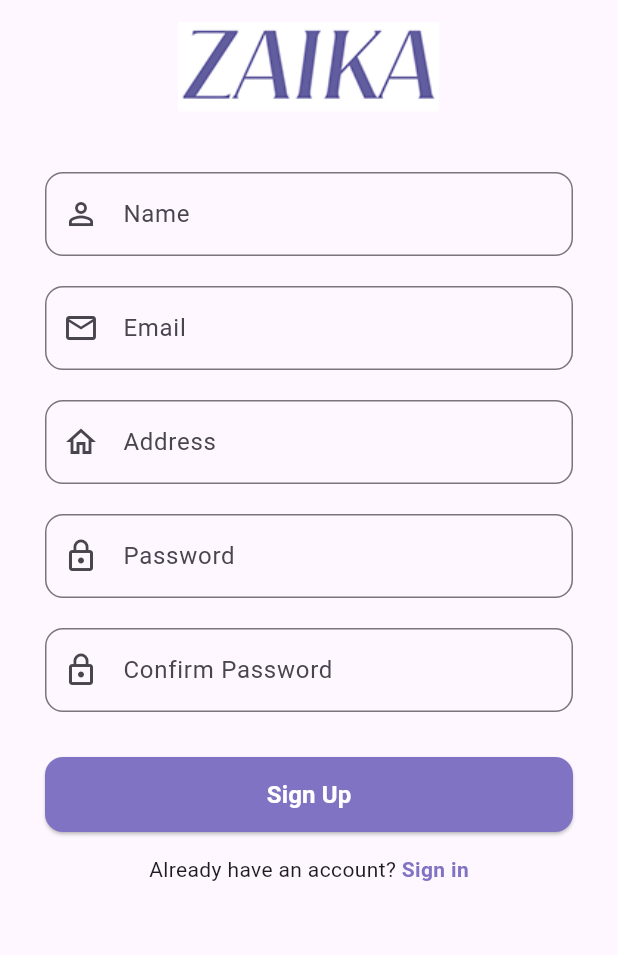
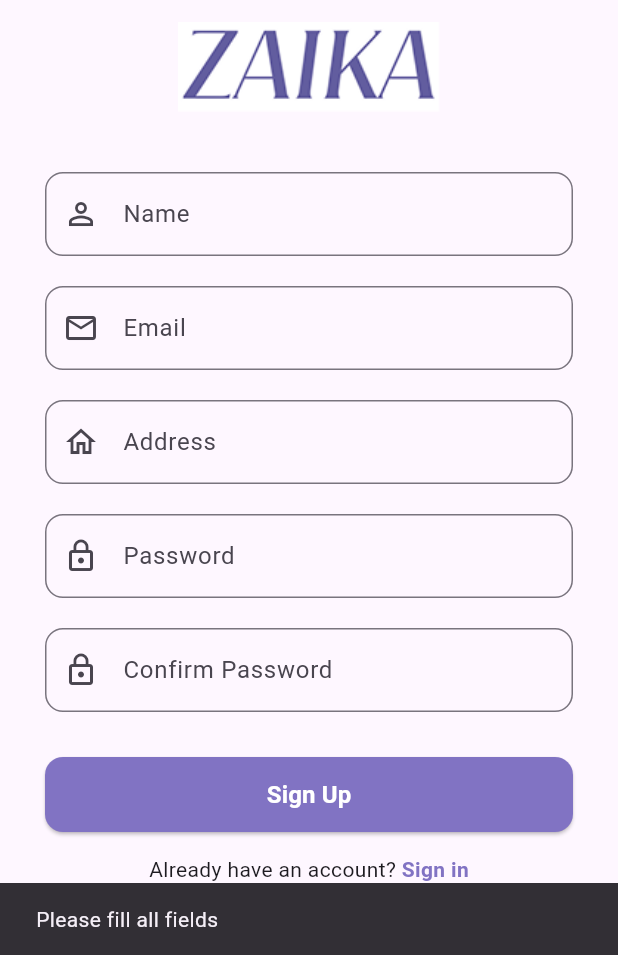
Before and after one commit to lifewalker16/Zaika, a Flutter app: the UserSignUpPage screen opened directly, after a tap on "Sign Up", on a phone screen of 412 x 824 dp, the part 281-1236 px from its top. Run offline on Flutter 3.47's test engine with Material 3 defaults, Android fonts, the phone set to English and light mode, and no system bars; our stand-ins replace cloud_firestore, firebase_auth, firebase_core; accounts and stored records are empty.

Commit message:
authentication done and dashboard

```diff
--- a/lib/components/user_signup_page.dart
+++ b/lib/components/user_signup_page.dart
@@ -1,9 +1,124 @@
 import 'package:flutter/material.dart';
+import 'package:firebase_auth/firebase_auth.dart';
+import 'package:cloud_firestore/cloud_firestore.dart';
 import 'choose_user_widget.dart';
 import 'user_signin_page.dart';
 
-class UserSignUpPage extends StatelessWidget {
+class UserSignUpPage extends StatefulWidget {
   const UserSignUpPage({super.key});
+
+  @override
+  State<UserSignUpPage> createState() => _UserSignUpPageState();
+}
+
+class _UserSignUpPageState extends State<UserSignUpPage> {
+  // Controllers
+  final TextEditingController _nameController = TextEditingController();
+  final TextEditingController _emailController = TextEditingController();
+  final TextEditingController _addressController = TextEditingController();
+  final TextEditingController _passwordController = TextEditingController();
+  final TextEditingController _confirmPasswordController =
+      TextEditingController();
+
+  bool _isLoading = false;
+
+  // Helper to build text fields
+  Widget _buildTextField(
+    TextEditingController controller,
+    String hint, {
+    IconData? icon,
+    bool obscureText = false,
+    TextInputType keyboardType = TextInputType.text,
+  }) {
+    return TextField(
+      controller: controller,
+      obscureText: obscureText,
+      keyboardType: keyboardType,
+      decoration: InputDecoration(
+        prefixIcon: icon != null ? Icon(icon) : null,
+        hintText: hint,
+        border: OutlineInputBorder(
+          borderRadius: BorderRadius.circular(12),
+          borderSide: const BorderSide(color: Color(0xFF8173C3)),
+        ),
+        focusedBorder: OutlineInputBorder(
+          borderRadius: BorderRadius.circular(12),
+          borderSide: const BorderSide(color: Color(0xFF8173C3)),
+        ),
+      ),
+    );
+  }
+
+  // Signup logic
+  Future<void> _signUp() async {
+    String name = _nameController.text.trim();
+    String email = _emailController.text.trim();
+    String address = _addressController.text.trim();
+    String password = _passwordController.text.trim();
+    String confirmPassword = _confirmPasswordController.text.trim();
+
+    if (name.isEmpty || email.isEmpty || address.isEmpty || password.isEmpty) {
+      ScaffoldMessenger.of(context).showSnackBar(
+        const SnackBar(content: Text('Please fill all fields')),
+      );
+      return;
+    }
+
+    if (password != confirmPassword) {
+      ScaffoldMessenger.of(context).showSnackBar(
+        const SnackBar(content: Text('Passwords do not match')),
+      );
+      return;
+    }
+
+    try {
+      setState(() => _isLoading = true);
+
+      // 1️⃣ Create user
+      UserCredential userCredential =
+          await FirebaseAuth.instance.createUserWithEmailAndPassword(
+        email: email,
+        password: password,
+      );
+
+      // 2️⃣ Save extra info in Firestore
+      await FirebaseFirestore.instance
+          .collection('users')
+          .doc(userCredential.user!.uid)
+          .set({
+        'name': name,
+        'email': email,
+        'address': address,
+        'createdAt': FieldValue.serverTimestamp(),
+      });
+
+      ScaffoldMessenger.of(context).showSnackBar(
+        const SnackBar(content: Text('Account created successfully!')),
+      );
+
+      // Navigate to sign-in page
+      Navigator.pushReplacement(
+        context,
+        MaterialPageRoute(builder: (context) => const UserSignInPage()),
+      );
+    } on FirebaseAuthException catch (e) {
+      ScaffoldMessenger.of(context).showSnackBar(
+        SnackBar(content: Text(e.message ?? 'Authentication error')),
+      );
+    } finally {
+      setState(() => _isLoading = false);
+    }
+  }
+
+  @override
+  void dispose() {
+    _nameController.dispose();
+    _emailController.dispose();
+    _addressController.dispose();
+    _passwordController.dispose();
+    _confirmPasswordController.dispose();
+    super.dispose();
+  }
 
   @override
   Widget build(BuildContext context) {
@@ -11,7 +126,7 @@ class UserSignUpPage extends StatelessWidget {
       body: SafeArea(
         child: Stack(
           children: [
-            // 🔙 Back button at top-left (adjust position manually)
+            // Back button
             Positioned(
               top: 20,
               left: 10,
@@ -25,14 +140,12 @@ class UserSignUpPage extends StatelessWidget {
                   Navigator.pushReplacement(
                     context,
                     MaterialPageRoute(
-                      builder: (context) => const ChooseUserWidget(),
-                    ),
+                        builder: (context) => const ChooseUserWidget()),
                   );
                 },
               ),
             ),
-
-            // 🌟 Main Content
+            // Main content
             Center(
               child: SingleChildScrollView(
                 child: Padding(
@@ -42,158 +155,61 @@ class UserSignUpPage extends StatelessWidget {
                     mainAxisSize: MainAxisSize.min,
                     children: [
                       const SizedBox(height: 60),
-
-                      // 🔥 Logo image (on top of Zaika text)
                       Image.asset(
                         'assets/images/zaika_logo.png',
                         width: 80,
                         height: 80,
                         fit: BoxFit.contain,
                       ),
-
                       const SizedBox(height: 15),
-
-                      // Zaika text image
                       Image.asset(
                         'assets/images/zaika_text.png',
                         width: 180,
                         height: 60,
                         fit: BoxFit.contain,
                       ),
-
                       const SizedBox(height: 40),
-
-                      // 🧍 Name field
-                      TextField(
-                        decoration: InputDecoration(
-                          prefixIcon: const Icon(Icons.person_outline),
-                          hintText: 'Name',
-                          border: OutlineInputBorder(
-                            borderRadius: BorderRadius.circular(12),
-                            borderSide:
-                                const BorderSide(color: Color(0xFF8173C3)),
-                          ),
-                          focusedBorder: OutlineInputBorder(
-                            borderRadius: BorderRadius.circular(12),
-                            borderSide:
-                                const BorderSide(color: Color(0xFF8173C3)),
-                          ),
-                        ),
-                      ),
-
+                      _buildTextField(_nameController, 'Name',
+                          icon: Icons.person_outline),
                       const SizedBox(height: 20),
-
-                      // 📧 Email field (new)
-                      TextField(
-                        keyboardType: TextInputType.emailAddress,
-                        decoration: InputDecoration(
-                          prefixIcon: const Icon(Icons.email_outlined),
-                          hintText: 'Email',
-                          border: OutlineInputBorder(
-                            borderRadius: BorderRadius.circular(12),
-                            borderSide:
-                                const BorderSide(color: Color(0xFF8173C3)),
-                          ),
-                          focusedBorder: OutlineInputBorder(
-                            borderRadius: BorderRadius.circular(12),
-                            borderSide:
-                                const BorderSide(color: Color(0xFF8173C3)),
-                          ),
-                        ),
-                      ),
-
+                      _buildTextField(_emailController, 'Email',
+                          icon: Icons.email_outlined,
+                          keyboardType: TextInputType.emailAddress),
                       const SizedBox(height: 20),
-
-                      // 🏠 Address field
-                      TextField(
-                        decoration: InputDecoration(
-                          prefixIcon: const Icon(Icons.home_outlined),
-                          hintText: 'Address',
-                          border: OutlineInputBorder(
-                            borderRadius: BorderRadius.circular(12),
-                            borderSide:
-                                const BorderSide(color: Color(0xFF8173C3)),
-                          ),
-                          focusedBorder: OutlineInputBorder(
-                            borderRadius: BorderRadius.circular(12),
-                            borderSide:
-                                const BorderSide(color: Color(0xFF8173C3)),
-                          ),
-                        ),
-                      ),
-
+                      _buildTextField(_addressController, 'Address',
+                          icon: Icons.home_outlined),
                       const SizedBox(height: 20),
-
-                      // 🔒 Password field
-                      TextField(
-                        obscureText: true,
-                        decoration: InputDecoration(
-                          prefixIcon: const Icon(Icons.lock_outline),
-                          hintText: 'Password',
-                          border: OutlineInputBorder(
-                            borderRadius: BorderRadius.circular(12),
-                            borderSide:
-                                const BorderSide(color: Color(0xFF8173C3)),
-                          ),
-                          focusedBorder: OutlineInputBorder(
-                            borderRadius: BorderRadius.circular(12),
-                            borderSide:
-                                const BorderSide(color: Color(0xFF8173C3)),
-                          ),
-                        ),
-                      ),
-
+                      _buildTextField(_passwordController, 'Password',
+                          icon: Icons.lock_outline, obscureText: true),
                       const SizedBox(height: 20),
-
-                      // 🔒 Confirm Password field
-                      TextField(
-                        obscureText: true,
-                        decoration: InputDecoration(
-                          prefixIcon: const Icon(Icons.lock_outline),
-                          hintText: 'Confirm Password',
-                          border: OutlineInputBorder(
-                            borderRadius: BorderRadius.circular(12),
-                            borderSide:
-                                const BorderSide(color: Color(0xFF8173C3)),
-                          ),
-                          focusedBorder: OutlineInputBorder(
-                            borderRadius: BorderRadius.circular(12),
-                            borderSide:
-                                const BorderSide(color: Color(0xFF8173C3)),
-                          ),
-                        ),
-                      ),
-
+                      _buildTextField(_confirmPasswordController,
+                          'Confirm Password',
+                          icon: Icons.lock_outline, obscureText: true),
                       const SizedBox(height: 30),
-
-                      // 🎯 Sign Up button
                       SizedBox(
                         width: double.infinity,
                         height: 50,
                         child: ElevatedButton(
-                          onPressed: () {
-                            // TODO: Add sign-up logic
-                          },
+                          onPressed: _isLoading ? null : _signUp,
                           style: ElevatedButton.styleFrom(
                             backgroundColor: const Color(0xFF8173C3),
                             shape: RoundedRectangleBorder(
                               borderRadius: BorderRadius.circular(12),
                             ),
                           ),
-                          child: const Text(
+                          child: _isLoading
+                              ? const CircularProgressIndicator(
+                                  color: Colors.white)
+                              : const Text(
                                   'Sign Up',
                                   style: TextStyle(
                                       fontSize: 16,
                                       color: Colors.white,
-                              fontWeight: FontWeight.w600,
+                                      fontWeight: FontWeight.w600),
                                 ),
                         ),
                       ),
-                      ),
-
                       const SizedBox(height: 15),
-
-                      // 🔁 Already have account
                       Row(
                         mainAxisAlignment: MainAxisAlignment.center,
                         children: [
@@ -203,16 +219,15 @@ class UserSignUpPage extends StatelessWidget {
                               Navigator.pushReplacement(
                                 context,
                                 MaterialPageRoute(
-                                  builder: (context) => const UserSignInPage(),
-                                ),
+                                    builder: (context) =>
+                                        const UserSignInPage()),
                               );
                             },
                             child: const Text(
                               'Sign in',
                               style: TextStyle(
                                   color: Color(0xFF8173C3),
-                                fontWeight: FontWeight.w600,
-                              ),
+                                  fontWeight: FontWeight.w600),
                             ),
                           ),
                         ],
```
Also changed, not shown: lib/components/dashboard_page.dart (added, +172 -0 lines), lib/components/user_signin_page.dart (+82 -65 lines), pubspec.yaml (+5 -2 lines), assets/images/book.jpeg (added), assets/images/menu.jpeg (added), assets/images/order.jpeg (added), assets/images/zaika_restaurant.jpeg (added), pubspec.lock, 4 other files. Lines whose indentation alone changed are shown as unchanged.
